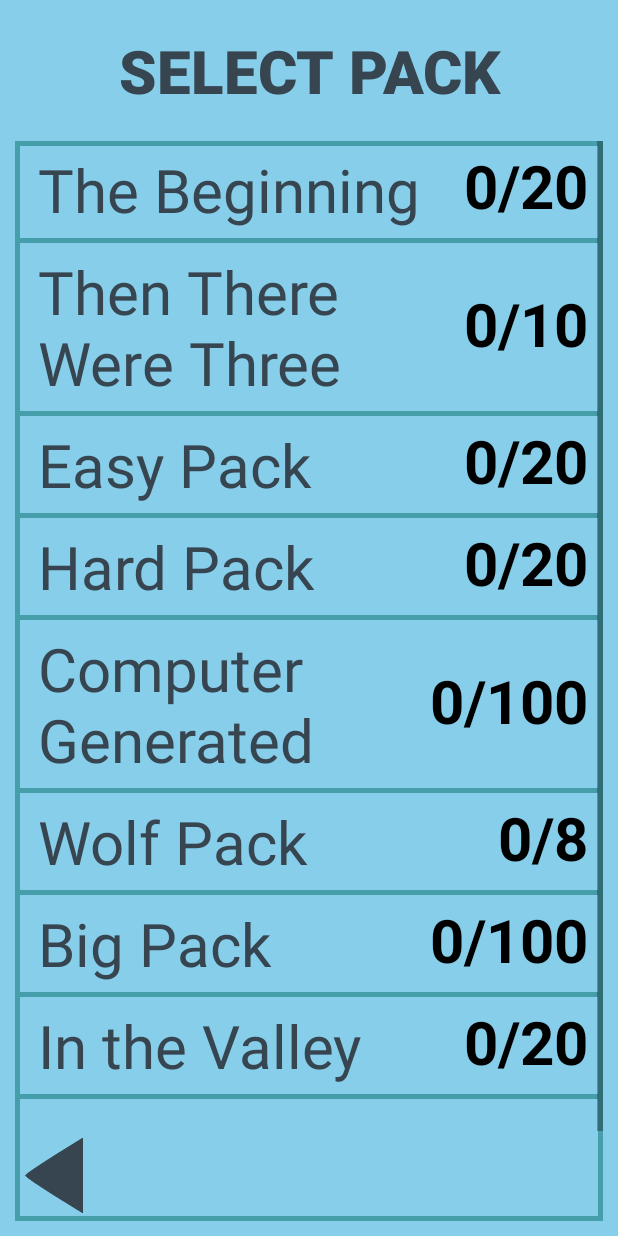
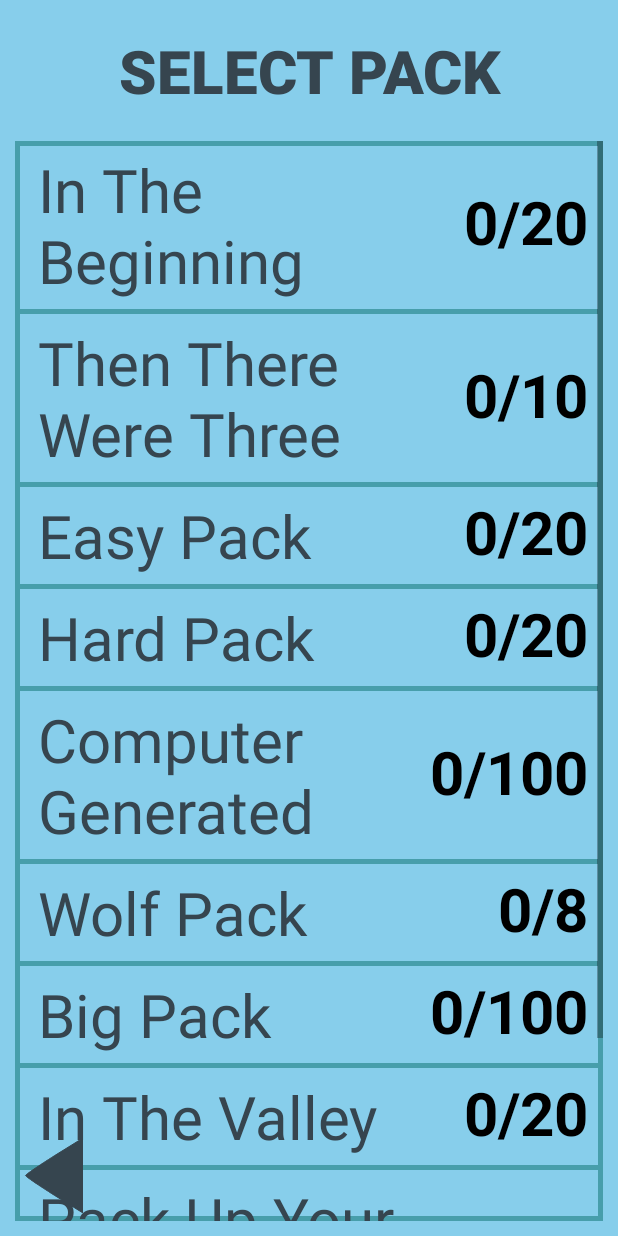
Before and after one commit to smjcrane/Mountain-Climbers, an Android app: the screen it shows after launch (PackSelectActivity), after a tap on "PLAY", on a phone screen of 412 x 824 dp. Run offline under Robolectric (Android 15) with nearby library versions, the light colour scheme and no system bars; 5 statements that could not run were skipped.

Commit message:
bug fixes and (bad) french translation

```diff
--- a/app/build.gradle
+++ b/app/build.gradle
@@ -6,7 +6,7 @@ android {
         applicationId "com.gmail.mountainapp.scrane.mountainclimbers"
         minSdkVersion 24
         targetSdkVersion 28
-        versionCode 10
+        versionCode 11
         versionName "1.2"
         testInstrumentationRunner "androidx.test.runner.AndroidJUnitRunner"
     }
@@ -35,6 +35,7 @@ android {
                             'src/main/res/levels/wolf_pack',
                             'src/main/res/levels/big_pack',
                             'src/main/res/levels/inv',
+                            'src/main/res/levels/pack_up_your_troubles',
                             'src/main/res'
                     ]
         }
--- a/app/src/main/java/com/gmail/mountainapp/scrane/mountainclimbers/CountDownView.java
+++ b/app/src/main/java/com/gmail/mountainapp/scrane/mountainclimbers/CountDownView.java
@@ -64,7 +64,7 @@ public class CountDownView extends View {
             return;
         }
         Rect rect = new Rect();
-        String text = timeLeft > 1000? Integer.toString((int) timeLeft / 1000) : "Go!";
+        String text = timeLeft > 1000? Integer.toString((int) timeLeft / 1000) : context.getString(R.string.go) + "!";
         int textSize = getWidth() * (int) (timeLeft % 1000) / 500;
         if (textSize < 400){
             textSize = 400;
@@ -77,6 +77,6 @@ public class CountDownView extends View {
     }
 
     public interface OnCounted {
-        public void onCounted();
+        void onCounted();
     }
 }
--- a/app/src/main/java/com/gmail/mountainapp/scrane/mountainclimbers/LevelListAdapter.java
+++ b/app/src/main/java/com/gmail/mountainapp/scrane/mountainclimbers/LevelListAdapter.java
@@ -65,7 +65,7 @@ public class LevelListAdapter extends ArrayAdapter<Integer> {
 
         String displayName;
         if (position < pack.getNumTutorials()){
-            displayName = "Tutorial " + (position + 1);
+            displayName = context.getString(R.string.tutorial) + " " + (position + 1);
             if (db.isCompletedTutorial(db.getId(packPos, position))){
                 completedImage.setImageDrawable(completedDrawable);
             } else {
@@ -74,7 +74,7 @@ public class LevelListAdapter extends ArrayAdapter<Integer> {
             starLayout.setVisibility(View.INVISIBLE);
             timeText.setText("");
         } else {
-            displayName = "Level " + (position - pack.getNumTutorials() + 1);
+            displayName = context.getString(R.string.level) + " " + (position - pack.getNumTutorials() + 1);
             int levelPos = position - pack.getNumTutorials();
             final int levelID = db.getId(packPos, levelPos);
             switch (mode){
--- a/app/src/main/java/com/gmail/mountainapp/scrane/mountainclimbers/LevelSelectActivity.java
+++ b/app/src/main/java/com/gmail/mountainapp/scrane/mountainclimbers/LevelSelectActivity.java
@@ -40,7 +40,7 @@ public class LevelSelectActivity extends AppCompatActivity {
         adapter.notifyDataSetChanged();
 
         TextView titleText = findViewById(R.id.listHeader);
-        titleText.setText(Levels.packs[packpos].getName().toUpperCase());
+        titleText.setText(Levels.packs[packpos].getName(this).toUpperCase());
 
         View footer = new ImageView(this);
         footer.setMinimumHeight(500);
--- a/app/src/main/java/com/gmail/mountainapp/scrane/mountainclimbers/Levels.java
+++ b/app/src/main/java/com/gmail/mountainapp/scrane/mountainclimbers/Levels.java
@@ -1,9 +1,11 @@
 package com.gmail.mountainapp.scrane.mountainclimbers;
+
+import android.content.Context;
 
 public final class Levels {
 
     public static final Pack[] packs = new Pack[]{
-            new Pack("The Beginning", new Integer[]{
+            new Pack(R.string.pack_beginning, new Integer[]{
                     R.raw.lvl_00, R.raw.lvl_01, R.raw.lvl_02, R.raw.lvl_03, R.raw.lvl_04,
                     R.raw.lvl_05, R.raw.lvl_06, R.raw.lvl_07, R.raw.lvl_08, R.raw.lvl_09,
                     R.raw.lvl_10, R.raw.lvl_11, R.raw.lvl_12, R.raw.lvl_13, R.raw.lvl_14,
@@ -11,22 +13,22 @@ public final class Levels {
                     new Integer[] {
                             R.raw.tutorial_0, R.raw.tutorial_1, R.raw.tutorial_2, R.raw.tutorial_3,
                             R.raw.tutorial_4, R.raw.tutorial_5}),
-            new Pack("Then There Were Three", new Integer[] {
+            new Pack(R.string.pack_ttw3, new Integer[] {
                     R.raw.ttw3_01, R.raw.ttw3_02, R.raw.ttw3_03, R.raw.ttw3_04, R.raw.ttw3_05,
                     R.raw.ttw3_06, R.raw.ttw3_07, R.raw.ttw3_08, R.raw.ttw3_09, R.raw.ttw3_10},
                     new Integer[] {R.raw.tutorial_ttw3_1}),
-            new Pack("Easy Pack", new Integer[] {
+            new Pack(R.string.pack_easy, new Integer[] {
                     R.raw.easy_01, R.raw.easy_02, R.raw.easy_03, R.raw.easy_04, R.raw.easy_05,
                     R.raw.easy_06, R.raw.easy_07, R.raw.easy_09, R.raw.easy_10,
                     R.raw.easy_11, R.raw.easy_12, R.raw.easy_13, R.raw.easy_14, R.raw.easy_15,
                     R.raw.easy_16, R.raw.easy_17, R.raw.easy_18, R.raw.easy_19, R.raw.easy_20,
                     R.raw.color_test}),
-            new Pack("Hard Pack", new Integer[] {
+            new Pack(R.string.pack_hard, new Integer[] {
                     R.raw.hard_01, R.raw.hard_02, R.raw.hard_03, R.raw.hard_04, R.raw.hard_05,
                     R.raw.hard_06, R.raw.hard_07, R.raw.hard_08, R.raw.hard_09, R.raw.hard_10,
                     R.raw.hard_11, R.raw.hard_12, R.raw.hard_13, R.raw.hard_14, R.raw.hard_15,
                     R.raw.hard_16, R.raw.hard_17, R.raw.hard_18, R.raw.hard_19, R.raw.hard_20}),
-            new Pack("Computer Generated Pack", new Integer[]{
+            new Pack(R.string.pack_gen, new Integer[]{
                     R.raw.gen_001, R.raw.gen_002, R.raw.gen_003, R.raw.gen_004, R.raw.gen_005,
                     R.raw.gen_006, R.raw.gen_007, R.raw.gen_008, R.raw.gen_009, R.raw.gen_010,
                     R.raw.gen_011, R.raw.gen_012, R.raw.gen_013, R.raw.gen_014, R.raw.gen_015,
@@ -47,10 +49,10 @@ public final class Levels {
                     R.raw.gen_086, R.raw.gen_087, R.raw.gen_088, R.raw.gen_089, R.raw.gen_090,
                     R.raw.gen_091, R.raw.gen_092, R.raw.gen_093, R.raw.gen_094, R.raw.gen_095,
                     R.raw.gen_096, R.raw.gen_097, R.raw.gen_098, R.raw.gen_099, R.raw.gen_100}),
-            new Pack("Wolf Pack", new Integer[] {
+            new Pack(R.string.pack_wolf, new Integer[] {
                     R.raw.wolf_01, R.raw.wolf_02, R.raw.wolf_03, R.raw.wolf_04, R.raw.wolf_05,
                     R.raw.wolf_06, R.raw.wolf_07, R.raw.wolf_08}),
-            new Pack("Big Pack", new Integer[] {
+            new Pack(R.string.pack_big, new Integer[] {
                     R.raw.pymtn_001, R.raw.pymtn_002, R.raw.pymtn_003, R.raw.pymtn_004, R.raw.pymtn_005,
                     R.raw.pymtn_006, R.raw.pymtn_007, R.raw.pymtn_008, R.raw.pymtn_009, R.raw.pymtn_010,
                     R.raw.pymtn_011, R.raw.pymtn_012, R.raw.pymtn_013, R.raw.pymtn_014, R.raw.pymtn_015,
@@ -72,11 +74,14 @@ public final class Levels {
                     R.raw.pymtn_091, R.raw.pymtn_092, R.raw.pymtn_093, R.raw.pymtn_094, R.raw.pymtn_095,
                     R.raw.pymtn_096, R.raw.pymtn_097, R.raw.pymtn_098, R.raw.pymtn_099, R.raw.pymtn_100
             }),
-            new Pack("In the Valley", new Integer[] {
+            new Pack(R.string.pack_valley, new Integer[] {
                     R.raw.inv001, R.raw.inv002, R.raw.inv003, R.raw.inv004, R.raw.inv005,
                     R.raw.inv006, R.raw.inv007, R.raw.inv008, R.raw.inv009, R.raw.inv010,
                     R.raw.inv011, R.raw.inv012, R.raw.inv013, R.raw.inv014, R.raw.inv015,
                     R.raw.inv016, R.raw.inv017, R.raw.inv018, R.raw.inv019, R.raw.inv020
+            }),
+            new Pack(R.string.pack_uyt, new Integer[] {
+                    R.raw.puyt_01
             })
     };
 
@@ -90,22 +95,22 @@ public final class Levels {
 
     public static class Pack {
 
-        private String name;
+        private int nameID;
         private Integer[] levelIDs;
         private Integer[] tutorialLevelIDs;
 
-        private Pack(String name, Integer[] levelIDs){
-            this.name = name;
+        private Pack(int stringID, Integer[] levelIDs){
+            this.nameID = stringID;
             this.levelIDs = levelIDs;
         }
 
-        private Pack(String name, Integer[] levelIDs, Integer[] tutorialLevelIDs){
-            this(name, levelIDs);
+        private Pack(int stringID, Integer[] levelIDs, Integer[] tutorialLevelIDs){
+            this(stringID, levelIDs);
             this.tutorialLevelIDs = tutorialLevelIDs;
         }
 
-        public String getName(){
-            return name;
+        public String getName(Context context){
+            return context.getString(nameID);
         }
 
         public int getLength(){
--- a/app/src/main/java/com/gmail/mountainapp/scrane/mountainclimbers/MainActivity.java
+++ b/app/src/main/java/com/gmail/mountainapp/scrane/mountainclimbers/MainActivity.java
@@ -65,10 +65,9 @@ public class MainActivity extends SignedInActivity {
 
                 int packPos = 0;
                 int levelPos = 0;
-                Levels.Pack pack = Levels.packs[packPos];
+                Levels.Pack pack;
 
                 DataBaseHandler db = new DataBaseHandler(MainActivity.this);
-                boolean isCompleted = db.isCompletedTutorial(0);
                 boolean goToTutorial = true;
                 boolean stop = false;
                 while (!stop) {
@@ -80,19 +79,29 @@ public class MainActivity extends SignedInActivity {
                         }
                         if (levelPos == pack.getNumTutorials()){
                             goToTutorial = false;
+                            levelPos = 0;
                         } else {
                             stop = true;
                         }
+                    } else if (goToTutorial && pack.getNumTutorials() == 0) {
+                        goToTutorial = false;
                     } else {
-                        levelPos = db.howManyCompletedInPack(packPos);
+                        levelPos = 0;
+                        while(db.isCompleted(db.getId(packPos, levelPos)) && levelPos < pack.getLength()){
+                            levelPos++;
+                        }
                         if (levelPos == pack.getLength()){
                             goToTutorial = true;
+                            levelPos = 0;
+                            packPos++;
                         } else {
                             stop = true;
                         }
                     }
                     if (packPos == Levels.packs.length){
                         stop = true;
+                        levelPos = 0;
+                        packPos = 0;
                     }
                 }
                 editor.putInt(getString(R.string.LEVELPOS), levelPos);
@@ -171,7 +180,7 @@ public class MainActivity extends SignedInActivity {
     @Override
     protected void onAccountChanged(){
         if (account == null){
-            userNameText.setText("Sign in");
+            userNameText.setText(getString(R.string.sign_in));
             userProfilePicture.setImageDrawable(getDrawable(R.drawable.nobody));
             return;
         }
--- a/app/src/main/java/com/gmail/mountainapp/scrane/mountainclimbers/PackListAdapter.java
+++ b/app/src/main/java/com/gmail/mountainapp/scrane/mountainclimbers/PackListAdapter.java
@@ -35,7 +35,7 @@ public class PackListAdapter extends ArrayAdapter<Integer> {
 
         Levels.Pack pack = Levels.packs[position];
 
-        String packName = pack.getName();
+        String packName = pack.getName(context);
 
         TextView packNameText = v.findViewById(R.id.listItemPackText);
 
--- a/app/src/main/java/com/gmail/mountainapp/scrane/mountainclimbers/PlayGameActivity.java
+++ b/app/src/main/java/com/gmail/mountainapp/scrane/mountainclimbers/PlayGameActivity.java
@@ -57,7 +57,7 @@ public class PlayGameActivity extends SignedInActivity implements Game.OnVictory
         editor.commit();
         packPos = preferences.getInt(getString(R.string.PACKPOS), 0);
 
-        MountainView.victoryMessage = "YOU WIN!";
+        MountainView.victoryMessage = getString(R.string.youwin);
 
         mountainView = findViewById(R.id.mountainView);
         snowView = findViewById(R.id.snowView);
--- a/app/src/main/java/com/gmail/mountainapp/scrane/mountainclimbers/PlayTimedModeActivity.java
+++ b/app/src/main/java/com/gmail/mountainapp/scrane/mountainclimbers/PlayTimedModeActivity.java
@@ -38,9 +38,9 @@ public class PlayTimedModeActivity extends PlayGameActivity {
         int previousBest = db.getBestTimeSeconds(levelDBID);
         if (seconds < previousBest || previousBest == -1){
             db.setBestTimeSeconds(levelDBID, seconds);
-            MountainView.victoryMessage = "NEW RECORD!";
+            MountainView.victoryMessage = getString(R.string.newrecord);
         } else {
-            MountainView.victoryMessage = "YOU WIN!";
+            MountainView.victoryMessage = getString(R.string.youwin);
         }
         if (shouldUpdateAchievements){
             AchievementsClient client = Games.getAchievementsClient(PlayTimedModeActivity.this, account);
--- a/app/src/main/java/com/gmail/mountainapp/scrane/mountainclimbers/SignedInActivity.java
+++ b/app/src/main/java/com/gmail/mountainapp/scrane/mountainclimbers/SignedInActivity.java
@@ -94,7 +94,7 @@ public abstract class SignedInActivity extends AppCompatActivity {
                 editor.putBoolean(getString(R.string.SHOULD_SIGN_IN), false);
                 editor.commit();
                 onAccountChanged();
-                Toast.makeText(SignedInActivity.this, "Sign in failed", Toast.LENGTH_LONG).show();
+                Toast.makeText(SignedInActivity.this, getString(R.string.sign_in_failed), Toast.LENGTH_LONG).show();
                 Log.d("SIGNIN",
                         "Sign in unsuccessful " + (result.getStatus().getStatusCode()) + " " + result.getStatus().getStatusMessage());
             }
--- a/app/src/main/res/layout/are_you_sure_you_want_to_leave.xml
+++ b/app/src/main/res/layout/are_you_sure_you_want_to_leave.xml
@@ -13,14 +13,14 @@
         app:layout_constraintTop_toTopOf="parent"
         app:layout_constraintRight_toRightOf="parent"
         app:layout_constraintLeft_toLeftOf="parent"
-        android:text="Are you sure you want to leave?" />
+        android:text="@string/are_you_sure_leave" />
 
     <Button
         android:layout_width="wrap_content"
         android:layout_height="wrap_content"
         style="@style/MainButton"
         android:id="@+id/leaveNo"
-        android:text="No"
+        android:text="@string/no"
         android:padding="0dp"
         app:layout_constraintTop_toBottomOf="@+id/title"
         app:layout_constraintLeft_toLeftOf="parent"
@@ -31,7 +31,7 @@
         android:layout_height="wrap_content"
         style="@style/MainButton"
         android:id="@+id/leaveYes"
-        android:text="Yes"
+        android:text="@string/yes"
         android:padding="0dp"
         app:layout_constraintTop_toBottomOf="@+id/title"
         app:layout_constraintRight_toRightOf="parent"
--- /dev/null
+++ b/app/src/main/res/levels/pack_up_your_troubles/raw/puyt_01.txt
@@ -0,0 +1,2 @@
+0 50 40 50 40 50 40 100 10 90 20 80 30 70 40 60 0
+0 660
--- /dev/null
+++ b/app/src/main/res/values/constants.xml
@@ -0,0 +1,13 @@
+<?xml version="1.0" encoding="utf-8"?>
+<resources>
+    <string name="SHOULD_SIGN_IN" translatable="false">shouldsignin</string>
+    <string name="PREFERENCES" translatable="false">preferences</string>
+    <string name="SPEED" translatable="false">speed</string>
+    <string name="LANDSCAPE_LOCKED" translatable="false">landscape_locked</string>
+    <string name="CLIMBER_APPEARANCE" translatable="false">climberappearance</string>
+    <string name="SAVED_GAME_ID" translatable="false">savedgameid</string>
+    <string name="MODE" translatable="false">mode</string>
+    <string name="PACKPOS" translatable="false">packpos</string>
+    <string name="LEVELPOS" translatable="false">levelpos</string>
+    <string name="TUTORIAL" translatable="false">tutorial</string>
+</resources>
--- /dev/null
+++ b/app/src/main/res/values/pack_names.xml
@@ -0,0 +1,12 @@
+<?xml version="1.0" encoding="utf-8"?>
+<resources>
+    <string name="pack_beginning">In The Beginning</string>
+    <string name="pack_ttw3">Then There Were Three</string>
+    <string name="pack_easy">Easy Pack</string>
+    <string name="pack_hard">Hard Pack</string>
+    <string name="pack_gen">Computer Generated Pack</string>
+    <string name="pack_wolf">Wolf Pack</string>
+    <string name="pack_big">Big Pack</string>
+    <string name="pack_valley">In The Valley</string>
+    <string name="pack_uyt">Pack Up Your Troubles</string>
+</resources>
--- a/app/src/main/res/values/strings.xml
+++ b/app/src/main/res/values/strings.xml
@@ -1,10 +1,5 @@
 <resources>
     <string name="app_name">Mountain Climbers</string>
-    <string name="SHOULD_SIGN_IN">shouldsignin</string>
-    <string name="PREFERENCES">preferences</string>
-    <string name="SPEED">speed</string>
-    <string name="LANDSCAPE_LOCKED">landscape_locked</string>
-    <string name="CLIMBER_APPEARANCE">climberappearance</string>
     <string name="select_pack">SELECT PACK</string>
     <string name="nobody">Nobody</string>
     <string name="puzzle_mode">Puzzle mode</string>
@@ -20,12 +15,28 @@
     <string name="profile">Profile</string>
     <string name="achievements">Achievements</string>
     <string name="sign_out">Sign Out</string>
-    <string name="backup">Back Up My Progress</string>
-    <string name="SAVED_GAME_ID">savedgameid</string>
-    <string name="restore_from_backup">Restore from backup</string>
-    <string name="MODE">mode</string>
-    <string name="PACKPOS">packpos</string>
-    <string name="LEVELPOS">levelpos</string>
-    <string name="TUTORIAL">tutorial</string>
     <string name="backup_restore">Backup / Restore</string>
+    <string name="are_you_sure_leave">Are you sure you want to leave?</string>
+    <string name="yes">Yes</string>
+    <string name="no">No</string>
+    <string name="sign_in">Sign in</string>
+    <string name="level">Level</string>
+    <string name="tutorial">Tutorial</string>
+    <string name="youwin">YOU WIN!</string>
+    <string name="stars2">GREAT!</string>
+    <string name="stars3">PERFECT!</string>
+    <string name="moves">Moves</string>
+    <string name="newrecord">NEW RECORD!</string>
+    <string name="error_reading_backup">Could not read backup</string>
+    <string name="error_getting_backup">Error getting backup file</string>
+    <string name="sign_in_for_achieve">You must sign in to view achievements</string>
+    <string name="error_connecting_gpg">Could not connect to Google Play Games</string>
+    <string name="sign_in_for_backup">You must sign in save your progress</string>
+    <string name="error_connecting_drive">Could not connect to Google Drive</string>
+    <string name="error_generic">An error occurred</string>
+    <string name="select_backup">Select backup</string>
+    <string name="backup_success">Backup successful</string>
+    <string name="backup_fail">Something went wrong. Backup unsuccessful</string>
+    <string name="not_signed_in">You are not signed in</string>
+    <string name="sign_in_failed">Sign in failed</string>
 </resources>
```
Also changed, not shown: app/src/main/java/com/gmail/mountainapp/scrane/mountainclimbers/ActivityViewProfile.java (+14 -14 lines), app/src/main/java/com/gmail/mountainapp/scrane/mountainclimbers/PlayPuzzleModeActivity.java (+3 -4 lines), 3 other files.
